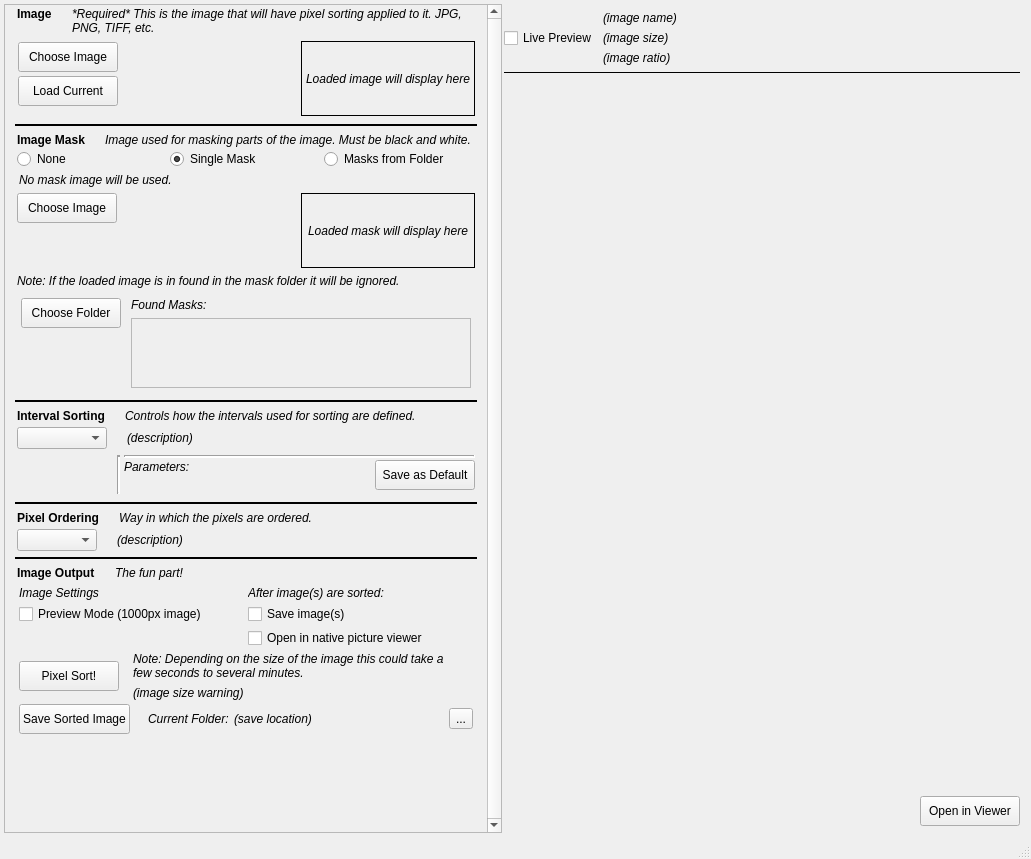
Old version of the form pixel_sorter_gui.ui in the repository DavidHuizingh/pixelsort.
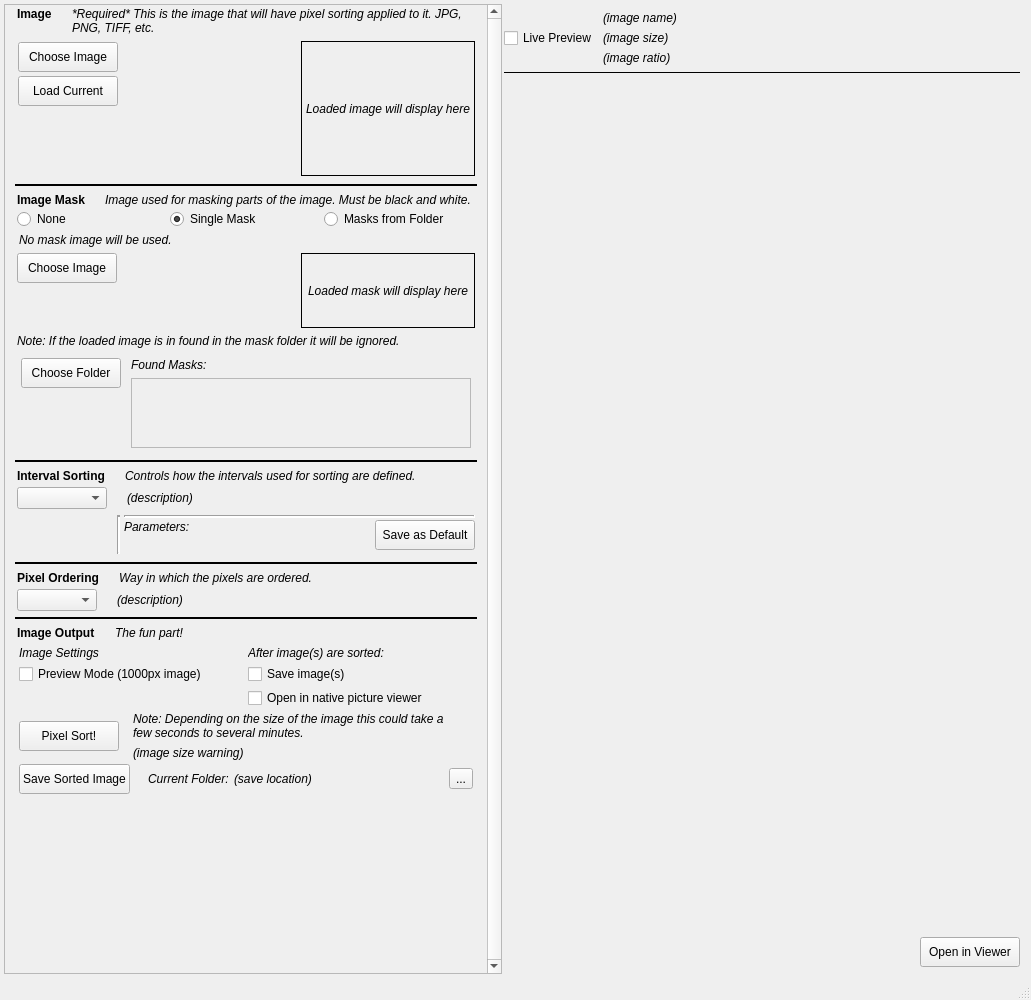
New version of the form.

Patch:
```diff
--- a/pixel_sorter_gui.ui
+++ b/pixel_sorter_gui.ui
@@ -7,7 +7,7 @@
     <x>0</x>
     <y>0</y>
     <width>1031</width>
-    <height>859</height>
+    <height>1000</height>
    </rect>
   </property>
   <property name="maximumSize">
@@ -107,7 +107,7 @@
             <x>0</x>
             <y>0</y>
             <width>479</width>
-            <height>829</height>
+            <height>970</height>
            </rect>
           </property>
           <property name="sizePolicy">
```
Left out of the diff: 31 changed lines with no effect on the pictures.
